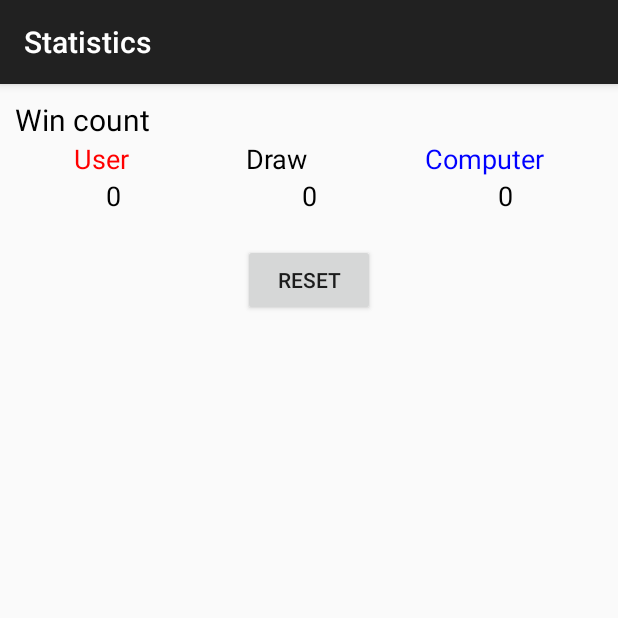
After one commit to dev-fan/tictactoe, an Android app: the StatActivity screen opened directly, with no data from a screen before it, on a phone screen of 412 x 824 dp, the top half of it. The commit adds this screen. Run offline under Robolectric (Android 15) with nearby library versions, the phone set to English and light mode, and no system bars.

Commit message:
Add statistics

```diff
--- a/app/src/main/AndroidManifest.xml
+++ b/app/src/main/AndroidManifest.xml
@@ -20,6 +20,10 @@
                 <category android:name="android.intent.category.LAUNCHER" />
             </intent-filter>
         </activity>
+        <activity
+            android:name=".StatActivity"
+            android:label="@string/statistics" >
+        </activity>
     </application>
 
 </manifest>
--- a/app/src/main/java/org/itstep/falaleev/tictactoe/Game.java
+++ b/app/src/main/java/org/itstep/falaleev/tictactoe/Game.java
@@ -22,9 +22,10 @@ public class Game {
     public final static int LEVEL_2 = 2;
 
     private Context cnx;
+    private Setting setting;
+    private Statistic stat;
 
     private ArrayList<ImageView> elements;
-    private Setting setting;
     private TextView tvResult;
     private int counter = 0;
     private boolean finish = false;
@@ -41,9 +42,10 @@ public class Game {
             {2, 4, 6},
     };
 
-    public Game(Context cnx, Setting setting) {
+    public Game(Context cnx, Setting setting, Statistic stat) {
         this.cnx = cnx;
         this.setting = setting;
+        this.stat = stat;
     }
 
     public void reset() {
@@ -132,6 +134,9 @@ public class Game {
                 String tpl = cnx.getResources().getString(R.string.player_win);
                 tvResult.setText(String.format(tpl, (field[c[0]] == PLAYER_X ? "X" : "O")));
                 playSound((field[c[0]] == PLAYER_X ? R.raw.x : (isWithComp ? R.raw.fail : R.raw.o)));
+                if (isWithComp) {
+                    stat.addWinCount((field[c[0]] == PLAYER_X ? Statistic.KEY_USER : Statistic.KEY_COMP));
+                }
                 return;
             }
         }
@@ -139,6 +144,9 @@ public class Game {
         if (counter > 8) {
             finish = true;
             tvResult.setText(cnx.getResources().getString(R.string.draw_game));
+            if (isWithComp) {
+                stat.addWinCount(Statistic.KEY_DRAW);
+            }
         }
     }
 
--- a/app/src/main/java/org/itstep/falaleev/tictactoe/MainActivity.java
+++ b/app/src/main/java/org/itstep/falaleev/tictactoe/MainActivity.java
@@ -1,5 +1,6 @@
 package org.itstep.falaleev.tictactoe;
 
+import android.content.Intent;
 import android.os.Bundle;
 import android.support.v7.app.AppCompatActivity;
 import android.view.Menu;
@@ -30,8 +31,9 @@ public class MainActivity extends AppCompatActivity {
         super.onCreate(savedInstanceState);
         setContentView(R.layout.activity_main);
 
-        setting = new Setting(getPreferences(MODE_PRIVATE));
-        game = new Game(this, setting);
+        setting = new Setting(getSharedPreferences(Setting.KEY, MODE_PRIVATE));
+        Statistic stat = new Statistic(getSharedPreferences(Statistic.KEY, MODE_PRIVATE));
+        game = new Game(this, setting, stat);
         ButtonClick BtnHandler = new ButtonClick(game);
         FieldClick fldHandler = new FieldClick(game);
 
@@ -76,6 +78,7 @@ public class MainActivity extends AppCompatActivity {
 
         MenuItem mnLevel = menu.findItem(R.id.menu_level);
         mnLevel.setTitle(String.format(getResources().getString(R.string.level), setting.getLevel()));
+        mnLevel.setVisible(game.isWithComp());
         return super.onPrepareOptionsMenu(menu);
     }
 
@@ -94,6 +97,11 @@ public class MainActivity extends AppCompatActivity {
             case R.id.menu_level:
                 setting.setLevel(setting.getLevel() == Game.LEVEL_1 ? Game.LEVEL_2 : Game.LEVEL_1);
                 item.setTitle(String.format(getResources().getString(R.string.level), setting.getLevel()));
+                item.setVisible(game.isWithComp());
+                break;
+
+            case R.id.menu_statistic:
+                startActivity(new Intent(this, StatActivity.class));
                 break;
         }
         return super.onOptionsItemSelected(item);
--- a/app/src/main/java/org/itstep/falaleev/tictactoe/Setting.java
+++ b/app/src/main/java/org/itstep/falaleev/tictactoe/Setting.java
@@ -4,6 +4,7 @@ import android.content.SharedPreferences;
 
 public class Setting {
 
+    public static final String KEY = "ttt_settings";
     private static final String SETT_SOUND = "sound";
     private static final String SETT_LEVEL = "level";
 
--- /dev/null
+++ b/app/src/main/java/org/itstep/falaleev/tictactoe/StatActivity.java
@@ -0,0 +1,39 @@
+package org.itstep.falaleev.tictactoe;
+
+import android.os.Bundle;
+import android.support.v7.app.AppCompatActivity;
+import android.view.View;
+import android.widget.TextView;
+
+
+public class StatActivity extends AppCompatActivity {
+
+    Statistic stat;
+    TextView tvWinUser;
+    TextView tvWinComp;
+    TextView tvDraw;
+
+    @Override
+    protected void onCreate(Bundle savedInstanceState) {
+        super.onCreate(savedInstanceState);
+        setContentView(R.layout.activity_stat);
+
+        tvWinUser = (TextView) findViewById(R.id.tvWinUser);
+        tvWinComp = (TextView) findViewById(R.id.tvWinComp);
+        tvDraw = (TextView) findViewById(R.id.tvDraw);
+        stat = new Statistic(getSharedPreferences(Statistic.KEY, MODE_PRIVATE));
+        showStat();
+    }
+
+    public void showStat() {
+        tvWinUser.setText("" + stat.getWinCount(Statistic.KEY_USER));
+        tvWinComp.setText("" + stat.getWinCount(Statistic.KEY_COMP));
+        tvDraw.setText("" + stat.getWinCount(Statistic.KEY_DRAW));
+    }
+
+    public void resetStat(View v) {
+        stat.reset();
+        showStat();
+    }
+
+}
--- /dev/null
+++ b/app/src/main/java/org/itstep/falaleev/tictactoe/Statistic.java
@@ -0,0 +1,34 @@
+package org.itstep.falaleev.tictactoe;
+
+import android.content.SharedPreferences;
+
+public class Statistic {
+
+    public static final String KEY = "ttt_statistics";
+    public static final String KEY_USER = "stat_user";
+    public static final String KEY_COMP = "stat_comp";
+    public static final String KEY_DRAW = "stat_draw";
+
+    private SharedPreferences preferences;
+
+    public Statistic(SharedPreferences preferences) {
+        this.preferences = preferences;
+    }
+
+    public void reset() {
+        preferences.edit()
+                .putInt(KEY_USER, 0)
+                .putInt(KEY_COMP, 0)
+                .putInt(KEY_DRAW, 0)
+                .apply();
+    }
+
+    public void addWinCount(String key) {
+        preferences.edit().putInt(key, (preferences.getInt(key, 0) + 1)).apply();
+    }
+
+    public int getWinCount(String key) {
+        return preferences.getInt(key, 0);
+    }
+
+}
--- /dev/null
+++ b/app/src/main/res/layout/activity_stat.xml
@@ -0,0 +1,99 @@
+<LinearLayout xmlns:android="http://schemas.android.com/apk/res/android"
+    xmlns:tools="http://schemas.android.com/tools"
+    android:layout_width="match_parent"
+    android:layout_height="match_parent"
+    android:paddingLeft="@dimen/activity_horizontal_margin"
+    android:paddingRight="@dimen/activity_horizontal_margin"
+    android:paddingTop="@dimen/activity_vertical_margin"
+    android:paddingBottom="@dimen/activity_vertical_margin"
+    android:orientation="vertical"
+    tools:context="org.itstep.falaleev.tictactoe.StatActivity">
+
+    <TextView
+        android:layout_width="wrap_content"
+        android:layout_height="wrap_content"
+        android:text="@string/win_count"
+        android:id="@+id/textView3"
+        android:textSize="20sp"
+        android:gravity="center_horizontal"
+        android:textColor="@color/black" />
+
+    <LinearLayout
+        android:orientation="horizontal"
+        android:layout_width="match_parent"
+        android:layout_height="wrap_content">
+
+        <TextView
+            android:layout_width="wrap_content"
+            android:layout_height="wrap_content"
+            android:text="@string/user"
+            android:layout_weight="1"
+            android:textSize="18sp"
+            android:gravity="center_horizontal"
+            android:textColor="@color/red" />
+
+        <TextView
+            android:layout_width="wrap_content"
+            android:layout_height="wrap_content"
+            android:text="@string/draw"
+            android:layout_weight="1"
+            android:textSize="18sp"
+            android:gravity="center_horizontal"
+            android:textColor="@color/black" />
+
+        <TextView
+            android:layout_width="wrap_content"
+            android:layout_height="wrap_content"
+            android:text="@string/comp"
+            android:layout_weight="1"
+            android:textSize="18sp"
+            android:gravity="center_horizontal"
+            android:textColor="@color/blue" />
+    </LinearLayout>
+
+    <LinearLayout
+        android:orientation="horizontal"
+        android:layout_width="match_parent"
+        android:layout_height="wrap_content">
+
+        <TextView
+            android:layout_width="wrap_content"
+            android:layout_height="wrap_content"
+            android:text=""
+            android:layout_weight="1"
+            android:id="@+id/tvWinUser"
+            android:gravity="center_horizontal"
+            android:textSize="18sp"
+            android:textColor="@color/black" />
+
+        <TextView
+            android:layout_width="wrap_content"
+            android:layout_height="wrap_content"
+            android:text=""
+            android:layout_weight="1"
+            android:id="@+id/tvDraw"
+            android:gravity="center_horizontal"
+            android:textSize="18sp"
+            android:textColor="@color/black" />
+
+        <TextView
+            android:layout_width="wrap_content"
+            android:layout_height="wrap_content"
+            android:text=""
+            android:layout_weight="1"
+            android:id="@+id/tvWinComp"
+            android:gravity="center_horizontal"
+            android:textSize="18sp"
+            android:textColor="@color/black" />
+    </LinearLayout>
+
+    <Button
+        android:layout_width="wrap_content"
+        android:layout_height="wrap_content"
+        android:text="@string/reset"
+        android:id="@+id/button"
+        android:onClick="resetStat"
+        android:layout_gravity="center_horizontal"
+        android:layout_marginTop="@dimen/reset_margin_top" />
+
+</LinearLayout>
--- a/app/src/main/res/menu/main.xml
+++ b/app/src/main/res/menu/main.xml
@@ -7,4 +7,7 @@
     <item android:id="@+id/menu_level"
         android:title=""
         app:showAsAction="never" />
+    <item android:id="@+id/menu_statistic"
+        android:title="@string/statistics"
+        app:showAsAction="never" />
 </menu>
--- a/app/src/main/res/values/dimens.xml
+++ b/app/src/main/res/values/dimens.xml
@@ -8,4 +8,5 @@
     <dimen name="info_margin_top">5dp</dimen>
     <dimen name="info_text_size">35sp</dimen>
     <dimen name="splash_image">50dp</dimen>
+    <dimen name="reset_margin_top">20dp</dimen>
 </resources>
--- a/app/src/main/res/values/strings.xml
+++ b/app/src/main/res/values/strings.xml
@@ -6,4 +6,10 @@
     <string name="draw_game">Draw game!</string>
     <string name="sound">Sound</string>
     <string name="level">Level %d</string>
+    <string name="statistics">Statistics</string>
+    <string name="win_count">Win count</string>
+    <string name="user">User</string>
+    <string name="comp">Computer</string>
+    <string name="draw">Draw</string>
+    <string name="reset">Reset</string>
 </resources>
```
Also changed, not shown: 1 other file.
